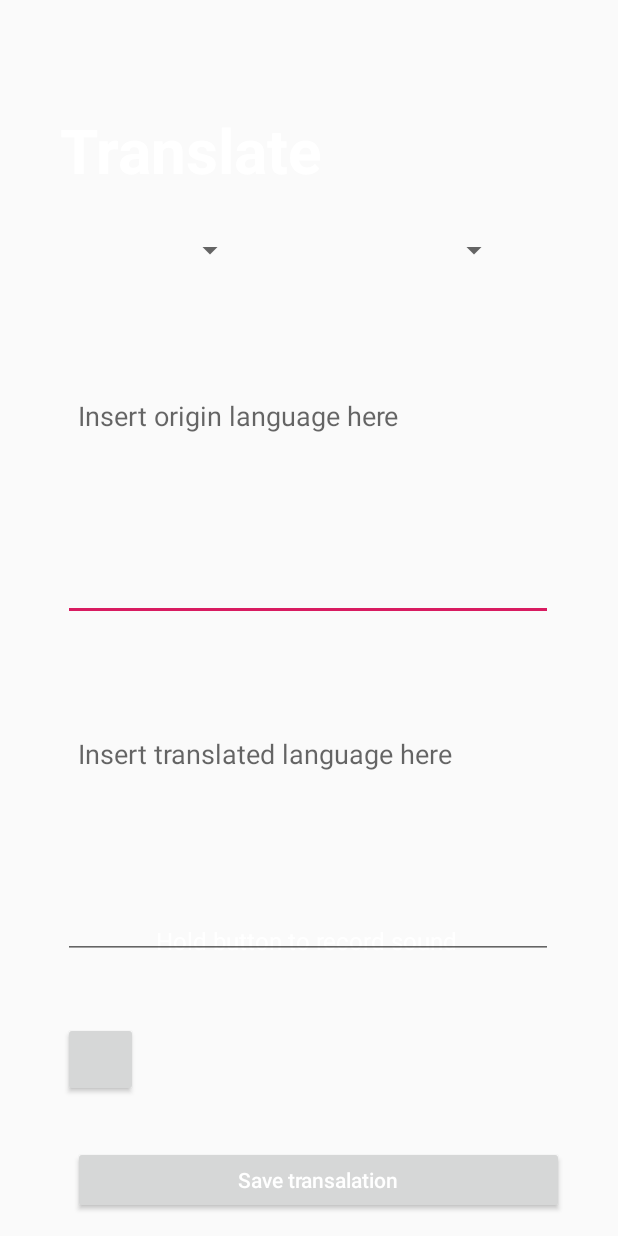
After one commit to mumeapp/TrevuFinal, an Android app: the layout activity_add_dictionary.xml on its own in the app's theme, with its tools: preview values and no code run, on a phone screen of 412 x 824 dp. The commit adds this screen. Run offline under Robolectric (Android 15) with nearby library versions, the phone set to English and light mode, and no system bars.

Commit message:
tambah banyak

```diff
--- /dev/null
+++ b/app/src/main/res/layout/activity_add_dictionary.xml
@@ -0,0 +1,193 @@
+<?xml version="1.0" encoding="utf-8"?>
+<androidx.constraintlayout.widget.ConstraintLayout xmlns:android="http://schemas.android.com/apk/res/android"
+    xmlns:app="http://schemas.android.com/apk/res-auto"
+    xmlns:tools="http://schemas.android.com/tools"
+    android:layout_width="match_parent"
+    android:layout_height="match_parent"
+    tools:context=".AddDictionary"
+    >
+
+    <ImageView
+        android:layout_width="128dp"
+        android:layout_height="44dp"
+        android:layout_marginEnd="8dp"
+
+        app:layout_constraintBottom_toBottomOf="@+id/bhsawal1"
+        app:layout_constraintEnd_toEndOf="@+id/bhsawal1"
+        app:layout_constraintHorizontal_bias="0.187"
+        app:layout_constraintStart_toStartOf="@+id/bhsawal1"
+        app:layout_constraintTop_toTopOf="@+id/bhsawal1"
+        app:layout_constraintVertical_bias="0.571" />
+
+    <ImageView
+        android:id="@+id/imageView2"
+        android:layout_width="128dp"
+        android:layout_height="44dp"
+        android:layout_marginEnd="8dp"
+
+        app:layout_constraintBottom_toBottomOf="@+id/bhstrans1"
+        app:layout_constraintEnd_toEndOf="@+id/bhstrans1"
+        app:layout_constraintHorizontal_bias="0.187"
+        app:layout_constraintStart_toStartOf="@+id/bhstrans1"
+        app:layout_constraintTop_toTopOf="@+id/bhstrans1"
+        app:layout_constraintVertical_bias="0.571" />
+
+    <EditText
+        android:id="@+id/textAwal"
+        android:layout_width="326.63dp"
+        android:layout_height="159.23dp"
+        android:layout_marginTop="164dp"
+
+        android:ems="10"
+        android:gravity="start|top"
+        android:hint="Insert origin language here"
+        android:inputType="textMultiLine"
+        android:paddingStart="10dp"
+        android:paddingTop="10dp"
+        app:layout_constraintBottom_toTopOf="@+id/textTranslete"
+        app:layout_constraintEnd_toEndOf="parent"
+        app:layout_constraintHorizontal_bias="0.494"
+        app:layout_constraintStart_toStartOf="parent"
+        app:layout_constraintTop_toTopOf="parent"
+        app:layout_constraintVertical_bias="0.577" />
+
+    <ImageView
+        android:layout_width="35dp"
+        android:layout_height="35dp"
+        android:layout_alignParentStart="true"
+        app:layout_constraintBottom_toBottomOf="@+id/back"
+        app:layout_constraintEnd_toEndOf="@+id/back"
+        app:layout_constraintStart_toStartOf="@+id/back"
+        app:layout_constraintTop_toTopOf="@+id/back"
+         />
+
+    <ImageView
+        android:id="@+id/back"
+        android:layout_width="35dp"
+        android:layout_height="35dp"
+        android:layout_alignParentStart="true"
+        android:layout_marginStart="8dp"
+        android:layout_marginTop="8dp"
+        android:layout_marginEnd="8dp"
+        android:layout_marginBottom="8dp"
+        app:layout_constraintBottom_toBottomOf="parent"
+        app:layout_constraintEnd_toEndOf="parent"
+        app:layout_constraintHorizontal_bias="0.047"
+        app:layout_constraintStart_toStartOf="parent"
+        app:layout_constraintTop_toTopOf="parent"
+        app:layout_constraintVertical_bias="0.023"
+         />
+
+    <TextView
+        android:layout_width="wrap_content"
+        android:layout_height="wrap_content"
+        android:layout_marginStart="40dp"
+        android:layout_marginTop="72dp"
+        android:text="Translate"
+        android:textColor="#ffffff"
+        android:textSize="41sp"
+        android:textStyle="bold"
+        app:layout_constraintStart_toStartOf="parent"
+        app:layout_constraintTop_toTopOf="parent" />
+
+    <TextView
+        android:layout_width="wrap_content"
+        android:layout_height="wrap_content"
+        android:layout_marginStart="104dp"
+        android:layout_marginTop="616dp"
+        android:text="Hold button to record sound"
+        android:textColor="#ffffff"
+        android:textSize="16sp"
+        app:layout_constraintStart_toStartOf="parent"
+        app:layout_constraintTop_toTopOf="parent" />
+
+
+    <EditText
+        android:id="@+id/textTranslete"
+        android:layout_width="326.63dp"
+        android:layout_height="159.23dp"
+
+        android:ems="10"
+        android:gravity="start|top"
+        android:hint="Insert translated language here"
+        android:inputType="textMultiLine"
+        android:paddingStart="10dp"
+        android:paddingTop="10dp"
+        app:layout_constraintBottom_toBottomOf="parent"
+        app:layout_constraintEnd_toEndOf="parent"
+        app:layout_constraintHorizontal_bias="0.494"
+        app:layout_constraintStart_toStartOf="parent"
+        app:layout_constraintTop_toTopOf="parent"
+        app:layout_constraintVertical_bias="0.722" />
+
+    <Button
+        android:id="@+id/okButton"
+        android:layout_width="327dp"
+        android:layout_height="45dp"
+
+        android:text="Save transalation"
+        android:textAllCaps="false"
+        android:textColor="#ffffff"
+        app:layout_constraintBottom_toBottomOf="parent"
+        app:layout_constraintEnd_toEndOf="parent"
+        app:layout_constraintHorizontal_bias="0.571"
+        app:layout_constraintStart_toStartOf="parent"
+        app:layout_constraintTop_toBottomOf="@+id/textTranslete"
+        app:layout_constraintVertical_bias="0.895" />
+
+    <Button
+        android:id="@+id/btnRecord"
+        android:layout_width="50dp"
+        android:layout_height="50dp"
+
+        app:layout_constraintBottom_toTopOf="@+id/okButton"
+        app:layout_constraintEnd_toEndOf="parent"
+        app:layout_constraintHorizontal_bias="0.116"
+        app:layout_constraintStart_toStartOf="parent"
+        app:layout_constraintTop_toBottomOf="@+id/textTranslete"
+        app:layout_constraintVertical_bias="0.559" />
+
+    <ImageView
+        android:layout_width="46dp"
+        android:layout_height="52dp"
+        android:layout_marginStart="8dp"
+        android:layout_marginTop="364dp"
+        android:layout_marginEnd="8dp"
+
+        app:layout_constraintEnd_toStartOf="@+id/bhstrans1"
+        app:layout_constraintHorizontal_bias="0.0"
+        app:layout_constraintStart_toEndOf="@+id/bhsawal1"
+        app:layout_constraintTop_toTopOf="parent" />
+    <Spinner
+        android:id="@+id/bhsawal1"
+        android:layout_width="120dp"
+        android:layout_height="30dp"
+        android:layout_marginTop="152dp"
+        android:layout_marginEnd="248dp"
+        app:layout_constraintEnd_toEndOf="parent"
+        app:layout_constraintTop_toTopOf="parent" />
+
+    <ImageView
+        android:id="@+id/imageView"
+        android:layout_width="46dp"
+        android:layout_height="52dp"
+        android:layout_marginStart="8dp"
+        android:layout_marginTop="144dp"
+        android:layout_marginEnd="8dp"
+
+        android:rotation="270"
+        app:layout_constraintEnd_toStartOf="@+id/bhstrans1"
+        app:layout_constraintHorizontal_bias="1.0"
+        app:layout_constraintStart_toEndOf="@+id/bhsawal1"
+        app:layout_constraintTop_toTopOf="parent" />
+
+    <Spinner
+        android:id="@+id/bhstrans1"
+        android:layout_width="120dp"
+        android:layout_height="30dp"
+        android:layout_marginTop="152dp"
+        android:layout_marginEnd="72dp"
+        app:layout_constraintEnd_toEndOf="parent"
+        app:layout_constraintTop_toTopOf="parent" />
+
+</androidx.constraintlayout.widget.ConstraintLayout>
--- a/app/src/main/res/layout/activity_main.xml
+++ b/app/src/main/res/layout/activity_main.xml
@@ -34,6 +34,7 @@
             android:textSize="30sp" />
 
         <TextView
+            android:id="@+id/nama"
             android:layout_width="wrap_content"
             android:layout_height="wrap_content"
             android:layout_marginStart="25dp"
```
Also changed, not shown: app/src/main/java/com/remu/MainActivity.java (+20 -0 lines), app/src/main/res/layout/activity_dictionary.xml (added, +86 -0 lines), app/src/main/res/layout/template_dictionary.xml (added, +52 -0 lines).
